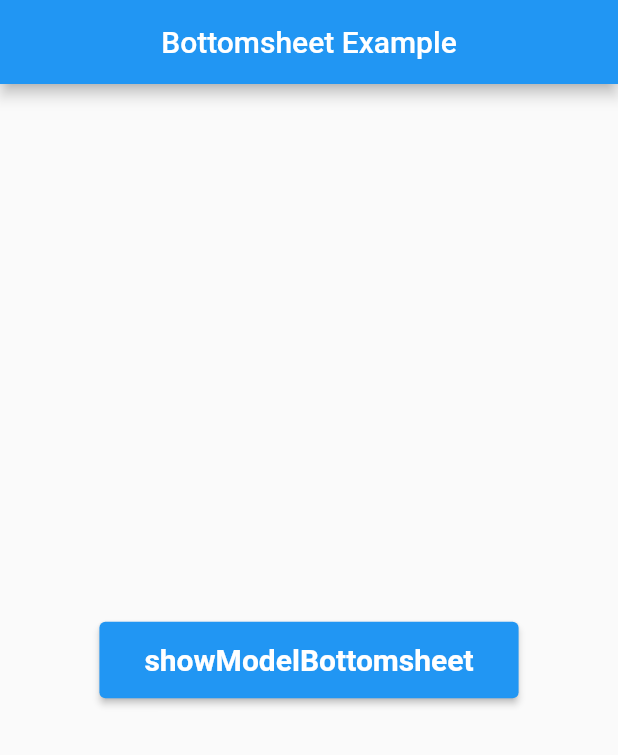
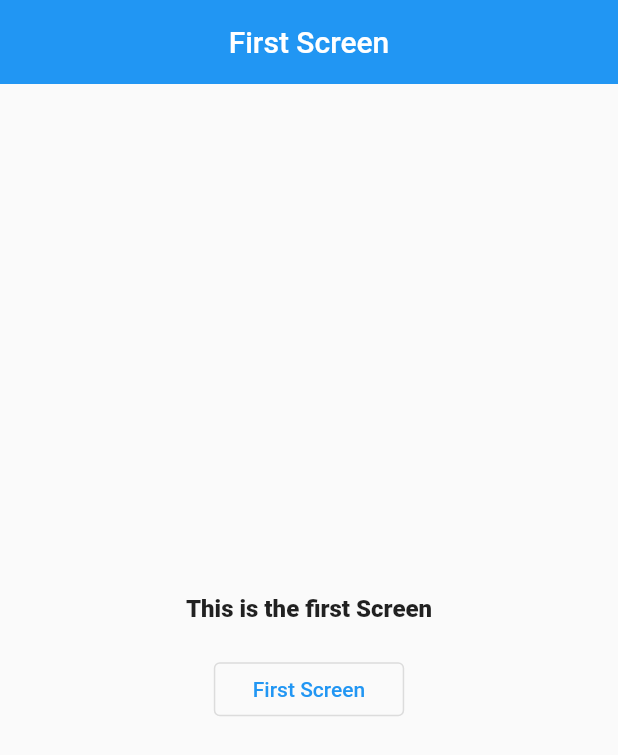
Before and after one commit to NilamPathak578/flutterHopeProjects, a Flutter app: the screen it shows after launch, on a phone screen of 412 x 824 dp. Shown: the top 755 px of the screen. Run offline on Flutter 3.47's test engine with Material 2 defaults, Android fonts, the phone set to English and light mode, and no system bars; our stand-ins replace font_awesome_flutter.

Commit message:
Navigation Push and Pop example

```diff
--- /dev/null
+++ b/lib/Views/first_screen.dart
@@ -0,0 +1,41 @@
+import 'package:flutter/material.dart';
+import 'package:flutterhopeprojects/Views/second_screen.dart';
+
+class FirstScreen extends StatelessWidget {
+  const FirstScreen({Key? key}) : super(key: key);
+
+  @override
+  Widget build(BuildContext context) {
+    return Scaffold(
+      appBar: AppBar(
+        title: const Text("First Screen"),
+        centerTitle: true,
+        elevation: 0,
+      ),
+      body: Center(
+        child: Column(
+          crossAxisAlignment: CrossAxisAlignment.center,
+          mainAxisAlignment: MainAxisAlignment.center,
+          children: [
+            const Text(
+              "This is the first Screen",
+              style: TextStyle(fontSize: 16.0, fontWeight: FontWeight.w800),
+            ),
+            const SizedBox(
+              height: 20.0,
+            ),
+            OutlinedButton(
+                onPressed: () {
+                  Navigator.push(context,
+                      MaterialPageRoute(builder: (_) => const SecondScreen()));
+                },
+                child: const Padding(
+                  padding: EdgeInsets.all(10.0),
+                  child: Text("First Screen"),
+                )),
+          ],
+        ),
+      ),
+    );
+  }
+}
--- a/lib/main.dart
+++ b/lib/main.dart
@@ -1,6 +1,7 @@
 import 'package:flutter/material.dart';
 import 'package:flutterhopeprojects/Views/bottom_sheet.dart';
 import 'package:flutterhopeprojects/Views/date_picker.dart';
+import 'package:flutterhopeprojects/Views/first_screen.dart';
 import 'package:flutterhopeprojects/Views/future_builder.dart';
 import 'package:flutterhopeprojects/Views/grid_view.dart';
 import 'package:flutterhopeprojects/Views/home_page.dart';
@@ -36,7 +37,8 @@ class MyApp extends StatelessWidget {
       //home: const GridViewPage(),
       //home: const ToolTipPage(),
       //home: const Splash(),
-      home: const BottomSheetExample(),
+      //home: const BottomSheetExample(),
+      home: const FirstScreen(),
     );
   }
 }
```
Also changed, not shown: lib/Views/second_screen.dart (added, +37 -0 lines).
